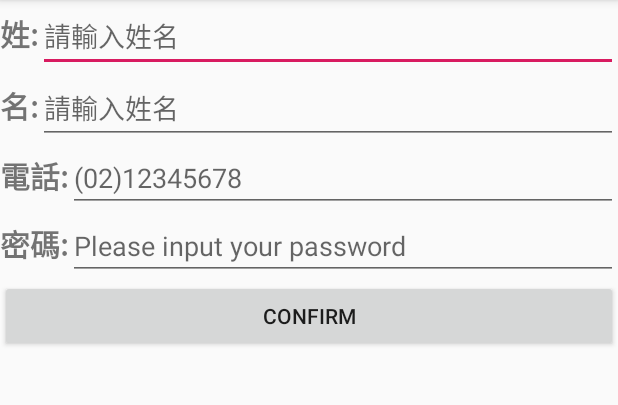
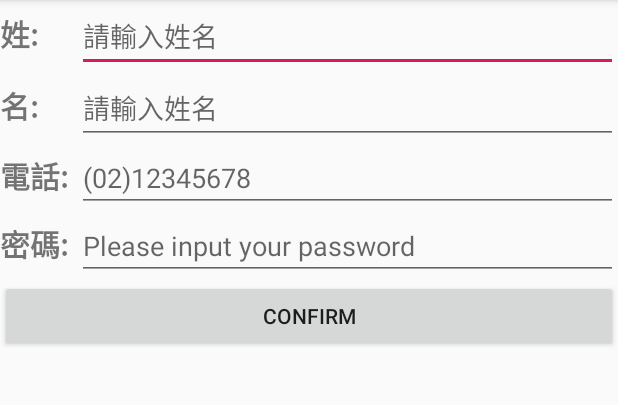
Before and after one commit to DerrickPikachu/LinearLayoutPractice, an Android app: the screen it shows after launch (MainActivity), on a phone screen of 412 x 824 dp, the part 84-489 px from its top. Run offline under Robolectric (Android 15) with nearby library versions, the phone set to English and light mode, and no system bars.

Commit message:
Layout adjcent

```diff
--- a/app/src/main/res/layout/activity_main.xml
+++ b/app/src/main/res/layout/activity_main.xml
@@ -14,22 +14,23 @@
 
         <TextView
             android:id="@+id/textView"
-            android:layout_width="wrap_content"
+            android:layout_width="0dp"
             android:layout_height="wrap_content"
+            android:layout_weight="1"
             android:text="@string/first_name"
             android:textSize="20sp"
             android:textStyle="bold" />
 
         <EditText
             android:id="@+id/firstName"
-            android:layout_width="wrap_content"
+            android:layout_width="0dp"
             android:layout_height="wrap_content"
-            android:layout_weight="1"
+            android:layout_weight="7"
+            android:autofillHints=""
             android:ems="10"
             android:hint="@string/first_name_input"
             android:inputType="textPersonName"
-            android:singleLine="true"
-            android:autofillHints="" />
+            android:singleLine="true" />
     </LinearLayout>
 
     <LinearLayout
@@ -39,17 +40,18 @@
 
         <TextView
             android:id="@+id/textView2"
-            android:layout_width="wrap_content"
+            android:layout_width="0dp"
             android:layout_height="wrap_content"
+            android:layout_weight="1"
             android:text="@string/last_name"
             android:textSize="20sp"
             android:textStyle="bold" />
 
         <EditText
             android:id="@+id/lastName"
-            android:layout_width="wrap_content"
+            android:layout_width="0dp"
             android:layout_height="wrap_content"
-            android:layout_weight="1"
+            android:layout_weight="7"
             android:ems="10"
             android:hint="@string/first_name_input"
             android:inputType="textPersonName" />
@@ -62,17 +64,18 @@
 
         <TextView
             android:id="@+id/textView3"
-            android:layout_width="wrap_content"
+            android:layout_width="0dp"
             android:layout_height="wrap_content"
+            android:layout_weight="1"
             android:text="@string/Phone"
             android:textSize="20sp"
             android:textStyle="bold" />
 
         <EditText
             android:id="@+id/phone"
-            android:layout_width="wrap_content"
+            android:layout_width="0dp"
             android:layout_height="wrap_content"
-            android:layout_weight="1"
+            android:layout_weight="7"
             android:ems="10"
             android:hint="@string/phone_input"
             android:inputType="phone"
@@ -87,17 +90,18 @@
 
         <TextView
             android:id="@+id/textView5"
-            android:layout_width="wrap_content"
+            android:layout_width="0dp"
             android:layout_height="wrap_content"
+            android:layout_weight="1"
             android:text="@string/password"
             android:textSize="20sp"
             android:textStyle="bold" />
 
         <EditText
             android:id="@+id/editText"
-            android:layout_width="wrap_content"
+            android:layout_width="0dp"
             android:layout_height="wrap_content"
-            android:layout_weight="1"
+            android:layout_weight="7"
             android:ems="10"
             android:hint="@string/password_hint"
             android:inputType="textPassword"
```
